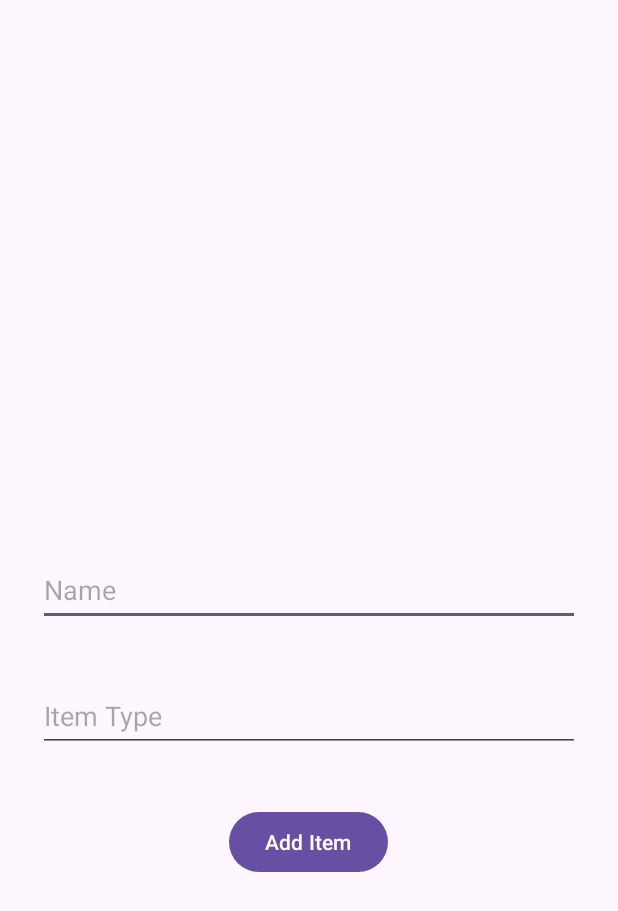
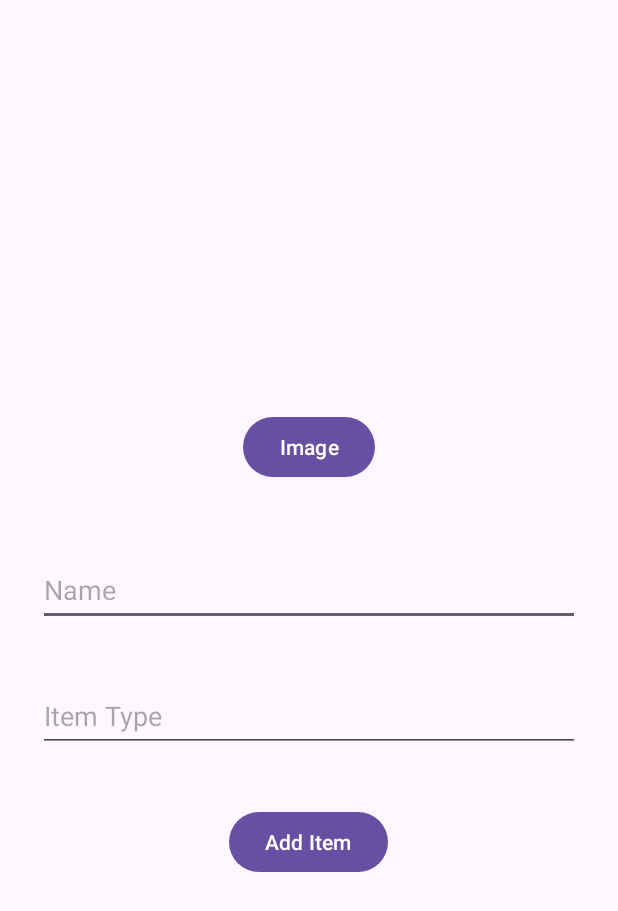
Before and after one commit to Theekshana/ReuseMarket, an Android app: the AddItemFragment screen opened directly, with no data from a screen before it, after a tap on "Add Item", on a phone screen of 412 x 824 dp. Shown: the top 911 px of the screen. Run offline under Robolectric (Android 15) with nearby library versions, the phone set to English and light mode, and no system bars; our stand-ins replace Dagger/Hilt's generated code, Firebase (no records; nobody signed in at launch, a user with empty details on screens opened directly), data binding.

Commit message:
load item image

```diff
--- a/app/src/main/AndroidManifest.xml
+++ b/app/src/main/AndroidManifest.xml
@@ -6,7 +6,7 @@
 
     <uses-permission android:name="android.permission.INTERNET"/>
     <uses-permission android:name="android.permission.CAMERA" />
-    <uses-feature android:name="android.permission.READ_EXTERNAL_STORAGE " />
+    <uses-permission android:name="android.permission.READ_EXTERNAL_STORAGE" />
     <uses-feature android:name="android.hardware.camera" />
 
     <application
--- a/app/src/main/java/com/example/reusemarket/model/Data.kt
+++ b/app/src/main/java/com/example/reusemarket/model/Data.kt
@@ -1,6 +1,11 @@
 package com.example.reusemarket.model
 
+import android.os.Parcelable
+import kotlinx.parcelize.Parcelize
+
+@Parcelize
 data class Data(
+    val itemImage: String,
     val name: String ,
     val type: String
-)
+): Parcelable
--- a/app/src/main/java/com/example/reusemarket/views/data/AddItemFragment.kt
+++ b/app/src/main/java/com/example/reusemarket/views/data/AddItemFragment.kt
@@ -1,29 +1,49 @@
 package com.example.reusemarket.views.data
 
+import android.content.ActivityNotFoundException
+import android.content.Intent
+import android.net.Uri
 import android.os.Bundle
+import android.provider.Settings
 import android.util.Log
-import androidx.fragment.app.Fragment
 import android.view.LayoutInflater
 import android.view.View
 import android.view.ViewGroup
-import android.widget.Toast
+import androidx.activity.result.contract.ActivityResultContracts
+import androidx.appcompat.app.AlertDialog
+import androidx.fragment.app.Fragment
 import androidx.lifecycle.ViewModelProvider
+import com.bumptech.glide.Glide
 import com.example.reusemarket.databinding.FragmentAddItemBinding
 import com.example.reusemarket.model.Data
-import com.google.firebase.firestore.ktx.firestore
-import com.google.firebase.ktx.Firebase
-import kotlinx.coroutines.CoroutineScope
-import kotlinx.coroutines.Dispatchers
-import kotlinx.coroutines.launch
-import kotlinx.coroutines.tasks.await
-import kotlinx.coroutines.withContext
+import com.google.firebase.storage.FirebaseStorage
+import java.util.UUID
 
 
 class AddItemFragment : Fragment() {
 
     private lateinit var binding: FragmentAddItemBinding
     private lateinit var viewModel: AddItemViewModel
-   // private var personalCollectionRef = Firebase.firestore.collection("items")
+    private var imageUri: Uri? = null
+
+    private val GALLERY_REQUEST_CODE = 1001
+    private val CAMERA_REQUEST_CODE = 1002
+
+
+    // private var personalCollectionRef = Firebase.firestore.collection("items")
+
+
+    private val resultContent =
+        registerForActivityResult(ActivityResultContracts.GetContent()) { result ->
+            //binding.imageView.setImageURI(result)
+            imageUri = result
+
+    //Load image
+            Glide.with(this)
+                .load(imageUri)
+                .into(binding.imageView)
+
+        }
 
 
     override fun onCreateView(
@@ -31,9 +51,11 @@ class AddItemFragment : Fragment() {
         savedInstanceState: Bundle?,
     ): View? {
         // Inflate the layout for this fragment
-        binding = FragmentAddItemBinding.inflate(inflater, container,false)
+        binding = FragmentAddItemBinding.inflate(inflater, container, false)
 
         viewModel = ViewModelProvider(requireActivity())[AddItemViewModel::class.java]
+
+
 
 
         return binding.root
@@ -41,24 +63,41 @@ class AddItemFragment : Fragment() {
 
     override fun onViewCreated(view: View, savedInstanceState: Bundle?) {
         super.onViewCreated(view, savedInstanceState)
+        /* binding.imageView.setOnClickListener{
+             val imageDialog = AlertDialog.Builder(requireContext())
+             imageDialog.setTitle("Select Action")
+             val imageDialogItem = arrayOf("Select camera","Select gallery")
+             imageDialog.setItems(imageDialogItem){dialog, which ->
+                 when(which){
+                     0 -> camera()
+                     1 -> gallery()
+                 }
+             }
 
+             imageDialog.show()
+         }*/
+
+        binding.btnAddImage.setOnClickListener {
+            resultContent.launch("image/*")
+        }
         binding.btnAdd.setOnClickListener {
-            val name = binding.etName.text.toString()
-            val type = binding.etItemType.text.toString()
+            val itemImage = imageUri.toString()
+             val name = binding.etName.text.toString()
+             val type = binding.etItemType.text.toString()
 
-            val itemData = Data(name,type)
+             val itemData = Data(itemImage, name, type)
             //savePerson(itemData)
 
-
-
+            //pickImageFromGallery()
+            //cameraCheckPermissions()
+            //gallery()
 
             viewModel.addItemToFirestore(itemData)
 
-            Toast.makeText(requireContext(), "Saved data", Toast.LENGTH_LONG).show()
+            //Toast.makeText(requireContext(), "Saved data", Toast.LENGTH_LONG).show()
+            // gallery()
 
-
-            Log.e("TAG","Data Added" )
-
+            Log.e("TAG", "Data Added")
 
 
         }
@@ -66,16 +105,102 @@ class AddItemFragment : Fragment() {
 
     }
 
-    /*private fun savePerson(data: Data) = CoroutineScope(Dispatchers.IO).launch {
-        try {
-            personalCollectionRef.add(data).await()
-            withContext(Dispatchers.Main){
-                Toast.makeText(requireContext(), "Saved data", Toast.LENGTH_LONG).show()
+
+
+    /**
+     * old
+     */
+
+    /* private fun cameraCheckPermissions() {
+         Dexter.withContext(requireContext()).withPermissions(
+             android.Manifest.permission.READ_EXTERNAL_STORAGE,
+             android.Manifest.permission.CAMERA
+         ).withListener(
+
+             object : MultiplePermissionsListener {
+                 override fun onPermissionsChecked(report: MultiplePermissionsReport?) {
+                     camera()
+                 }
+
+                 override fun onPermissionRationaleShouldBeShown(
+                     p0: MutableList<com.karumi.dexter.listener.PermissionRequest>?,
+                     p1: PermissionToken?,
+
+                     ) {
+                     showRotationalDialogForPermissions()
+                 }
+
+             }
+
+         ).onSameThread().check()
+     }*/
+
+
+    // private fun camera() {
+    //   val intent = Intent(MediaStore.ACTION_IMAGE_CAPTURE)
+    //   startActivityForResult(intent, CAMRE_REQUEST_CODE)
+    // }
+    private fun gallery() {
+        //resultContent.launch("image/*")
+        //binding.imageView.setImageURI(imageUri)
+
+
+    }
+
+
+    private fun showRotationalDialogForPermissions() {
+        AlertDialog.Builder(requireContext()).setMessage("you have turend off permissions")
+            .setPositiveButton("Go to settings") { _, _ ->
+                try {
+                    val intent = Intent(Settings.ACTION_APPLICATION_DETAILS_SETTINGS)
+                    val uri = Uri.fromParts("package", requireActivity().packageName, null)
+                    intent.data = uri
+                    startActivity(intent)
+                } catch (e: ActivityNotFoundException) {
+                    e.printStackTrace()
+                }
+
             }
-        }catch (e: Exception){
-            withContext(Dispatchers.Main){
-                Toast.makeText(requireContext(), e.message, Toast.LENGTH_LONG).show()
+            .setNegativeButton("CANCEL") { dialog, _ ->
+                dialog.dismiss()
+            }.show()
+    }
+
+    private fun pickImageFromGallery() {
+        TODO("Not yet implemented")
+    }
+
+    /*override fun onActivityResult(requestCode: Int, resultCode: Int, data: Intent?) {
+        super.onActivityResult(requestCode, resultCode, data)
+
+        if (resultCode == Activity.RESULT_OK) {
+            when (requestCode) {
+                CAMRE_REQUEST_CODE -> {
+
+                    val bitmap = data?.extras?.get("data") as Bitmap
+
+
+                    //coil image loader
+                    binding.imageView.load(bitmap) {
+                        crossfade(true)
+                        crossfade(1000)
+                        transformations(CircleCropTransformation())
+                    }
+                }
+
+                GALLERY_REQUEST_CODE -> {
+                    binding.imageView.load(data?.data) {
+                        crossfade(true)
+                        crossfade(1000)
+                        transformations(CircleCropTransformation())
+                    }
+
+
+                }
+
             }
         }
     }*/
+
+
 }
--- a/app/src/main/res/layout/fragment_add_item.xml
+++ b/app/src/main/res/layout/fragment_add_item.xml
@@ -2,6 +2,7 @@
 <layout xmlns:app="http://schemas.android.com/apk/res-auto"
     xmlns:tools="http://schemas.android.com/tools"
     xmlns:android="http://schemas.android.com/apk/res/android">
+
     <androidx.constraintlayout.widget.ConstraintLayout
         android:layout_width="match_parent"
         android:layout_height="match_parent"
@@ -61,5 +62,18 @@
             app:layout_constraintStart_toStartOf="parent"
             app:layout_constraintTop_toTopOf="parent"
             tools:srcCompat="@tools:sample/avatars" />
+
+        <Button
+            android:id="@+id/btnAddImage"
+            android:layout_width="wrap_content"
+            android:layout_height="wrap_content"
+            android:layout_marginBottom="7dp"
+            android:text="Image"
+            app:layout_constraintBottom_toBottomOf="@+id/imageView"
+            app:layout_constraintEnd_toEndOf="@+id/imageView"
+            app:layout_constraintHorizontal_bias="0.502"
+            app:layout_constraintStart_toStartOf="@+id/imageView" />
+
+
     </androidx.constraintlayout.widget.ConstraintLayout>
 </layout>
```
Also changed, not shown: app/build.gradle (+16 -0 lines). Lines whose indentation alone changed are shown as unchanged.
